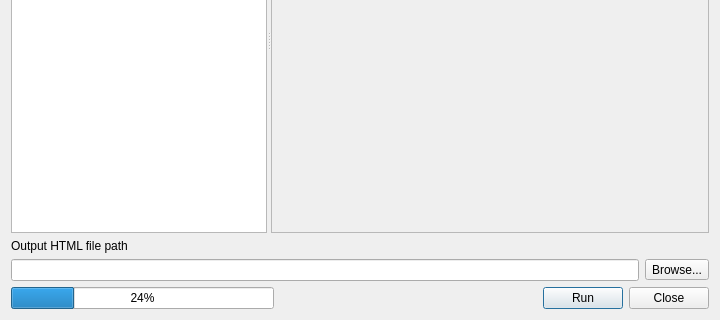
Qt form ui/qgis2threejsdialog.ui (minorua/Qgis2threejs) before a commit; both pictures show x 0 to 720 and y 193 to 513 of the 720 by 513 pixel window.
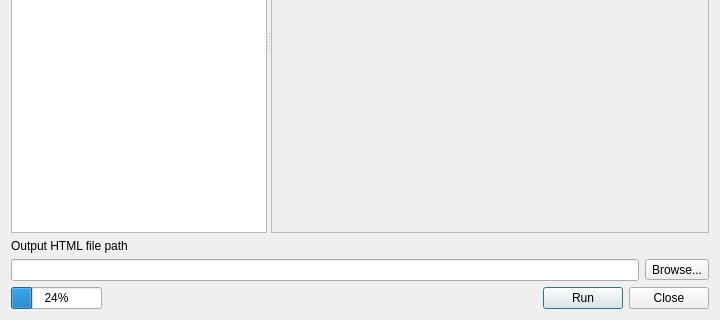
The same form after that commit.

The edit to the form file:
```diff
--- a/ui/qgis2threejsdialog.ui
+++ b/ui/qgis2threejsdialog.ui
@@ -147,6 +147,12 @@
       <layout class="QHBoxLayout" name="horizontalLayout_7">
        <item>
         <widget class="QProgressBar" name="progressBar">
+         <property name="sizePolicy">
+          <sizepolicy hsizetype="Fixed" vsizetype="Fixed">
+           <horstretch>0</horstretch>
+           <verstretch>0</verstretch>
+          </sizepolicy>
+         </property>
          <property name="value">
           <number>24</number>
          </property>
@@ -162,20 +168,43 @@
         </widget>
        </item>
        <item>
-        <spacer name="horizontalSpacer_5">
-         <property name="orientation">
-          <enum>Qt::Horizontal</enum>
+        <layout class="QHBoxLayout" name="horizontalLayout">
+         <property name="spacing">
+          <number>0</number>
          </property>
-         <property name="sizeHint" stdset="0">
-          <size>
-           <width>40</width>
-           <height>20</height>
-          </size>
-         </property>
-        </spacer>
+         <item>
+          <widget class="QLabel" name="label_MessageIcon">
+           <property name="text">
+            <string/>
+           </property>
+           <property name="margin">
+            <number>2</number>
+           </property>
+          </widget>
+         </item>
+         <item>
+          <widget class="QLabel" name="label_Status">
+           <property name="sizePolicy">
+            <sizepolicy hsizetype="Preferred" vsizetype="Preferred">
+             <horstretch>1</horstretch>
+             <verstretch>0</verstretch>
+            </sizepolicy>
+           </property>
+           <property name="text">
+            <string/>
+           </property>
+          </widget>
+         </item>
+        </layout>
        </item>
        <item>
         <widget class="QPushButton" name="pushButton_Run">
+         <property name="sizePolicy">
+          <sizepolicy hsizetype="Fixed" vsizetype="Fixed">
+           <horstretch>0</horstretch>
+           <verstretch>0</verstretch>
+          </sizepolicy>
+         </property>
          <property name="text">
           <string>Run</string>
          </property>
@@ -186,6 +215,12 @@
        </item>
        <item>
         <widget class="QPushButton" name="pushButton_Close">
+         <property name="sizePolicy">
+          <sizepolicy hsizetype="Fixed" vsizetype="Fixed">
+           <horstretch>0</horstretch>
+           <verstretch>0</verstretch>
+          </sizepolicy>
+         </property>
          <property name="text">
           <string>Close</string>
          </property>
```
